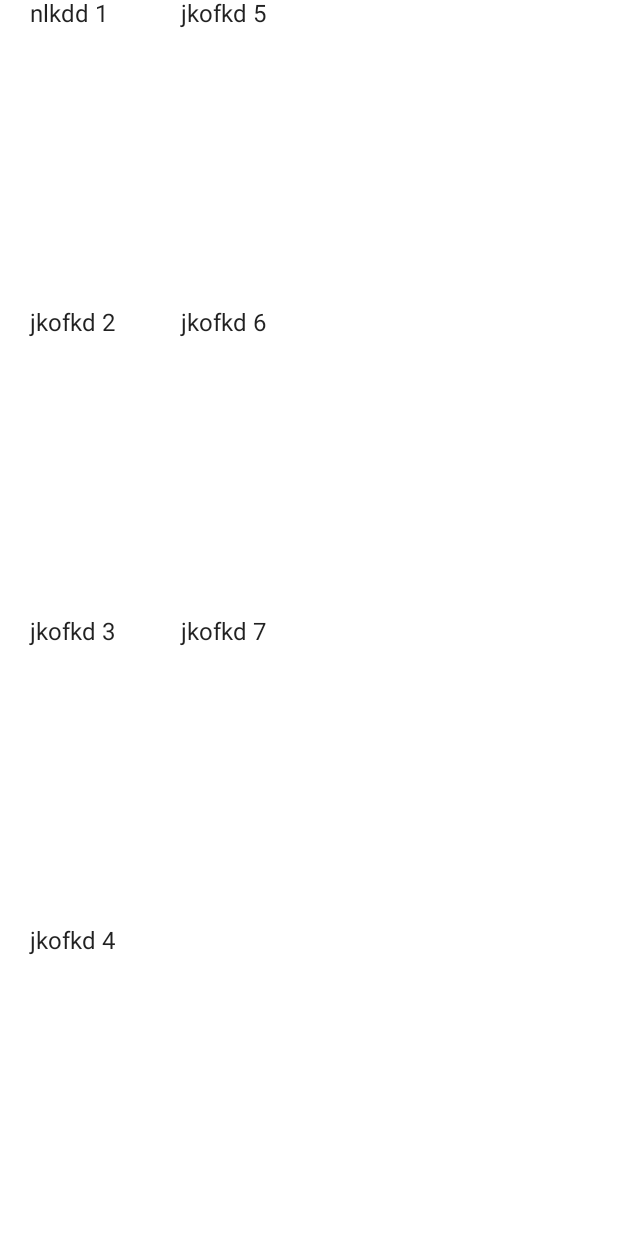
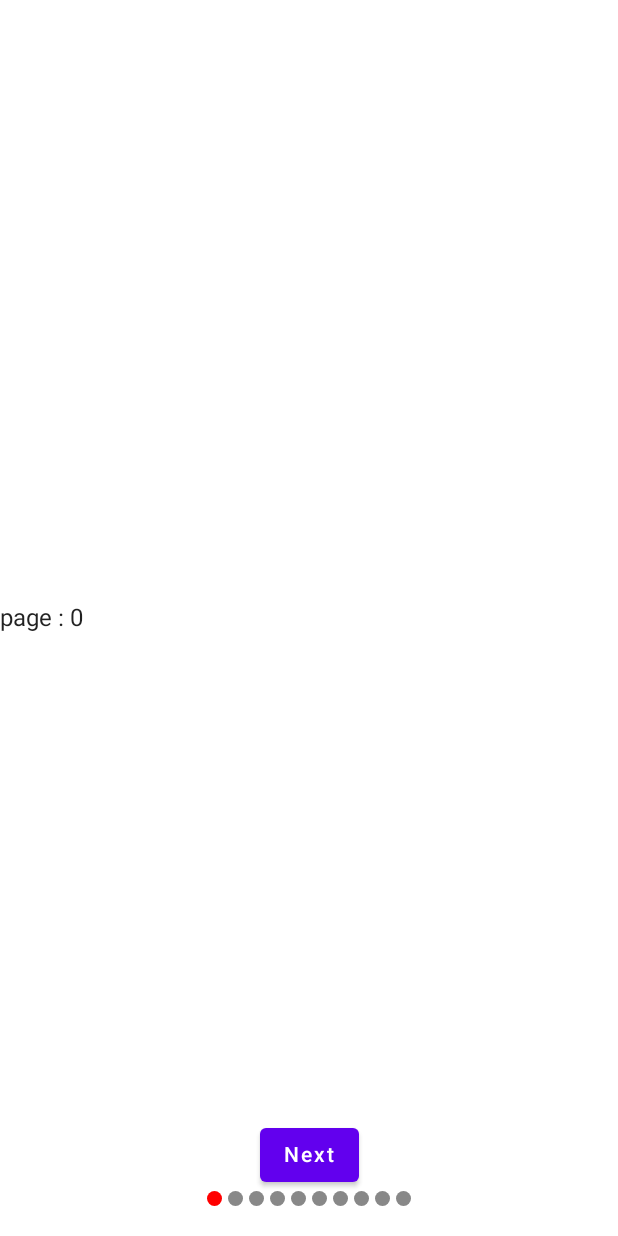
Before and after one commit to nameisjayant/compose-bootcamp, an Android app built with Jetpack Compose: the screen it shows after launch (MainActivity), on a phone screen of 412 x 824 dp. Run offline under Robolectric (Android 15) with nearby library versions, the phone set to English and light mode, and no system bars.

Commit message:
pager added

```diff
--- a/app/src/main/java/com/nameisjayant/composebootcampyt/MainActivity.kt
+++ b/app/src/main/java/com/nameisjayant/composebootcampyt/MainActivity.kt
@@ -7,6 +7,7 @@ import androidx.compose.foundation.layout.fillMaxSize
 import androidx.compose.material.MaterialTheme
 import androidx.compose.material.Surface
 import androidx.compose.ui.Modifier
+import com.nameisjayant.composebootcampyt.bootcamp.PagerScreen
 import com.nameisjayant.composebootcampyt.bootcamp.RecyclerViewLayout
 import com.nameisjayant.composebootcampyt.bootcamp.SpannableTextLayout
 import com.nameisjayant.composebootcampyt.bootcamp.TextFieldLayout
@@ -17,12 +18,11 @@ class MainActivity : ComponentActivity() {
         super.onCreate(savedInstanceState)
         setContent {
             ComposeBootcampYTTheme {
-                // A surface container using the 'background' color from the theme
                 Surface(
                     modifier = Modifier.fillMaxSize(),
                     color = MaterialTheme.colors.background
                 ) {
-                    RecyclerViewLayout()
+                    PagerScreen()
                 }
             }
         }
--- a/app/src/main/java/com/nameisjayant/composebootcampyt/bootcamp/Bootcamp_zero.kt
+++ b/app/src/main/java/com/nameisjayant/composebootcampyt/bootcamp/Bootcamp_zero.kt
@@ -48,4 +48,6 @@ fun BootCampOne() {
         Icon(imageVector = Icons.Default.Menu, contentDescription = "")
     }
 
+
+
 }
--- /dev/null
+++ b/app/src/main/java/com/nameisjayant/composebootcampyt/bootcamp/test.kt
@@ -0,0 +1,82 @@
+package com.nameisjayant.composebootcampyt.bootcamp
+
+import android.annotation.SuppressLint
+import androidx.compose.foundation.ExperimentalFoundationApi
+import androidx.compose.foundation.background
+import androidx.compose.foundation.layout.*
+import androidx.compose.foundation.pager.HorizontalPager
+import androidx.compose.foundation.pager.rememberPagerState
+import androidx.compose.foundation.shape.CircleShape
+import androidx.compose.material.Button
+import androidx.compose.material.Text
+import androidx.compose.runtime.Composable
+import androidx.compose.runtime.rememberCoroutineScope
+import androidx.compose.ui.Alignment
+import androidx.compose.ui.Alignment.Companion.CenterHorizontally
+import androidx.compose.ui.Modifier
+import androidx.compose.ui.graphics.Color
+import androidx.compose.ui.unit.dp
+import kotlinx.coroutines.launch
+
+
+@SuppressLint("CoroutineCreationDuringComposition")
+@OptIn(ExperimentalFoundationApi::class)
+@Composable
+fun PagerScreen() {
+
+    val pagerState = rememberPagerState()
+    val pageCount = 10
+    val scope = rememberCoroutineScope()
+
+    Box(modifier = Modifier.fillMaxSize()) {
+        HorizontalPager(
+            pageCount = pageCount, state = pagerState, modifier = Modifier
+                .align(
+                    Alignment.Center
+                )
+        ) {
+            Text(text = "page : $it", modifier = Modifier.align(Alignment.Center))
+        }
+        Column(
+            modifier = Modifier
+                .align(
+                    Alignment.BottomCenter
+                )
+                .padding(bottom = 20.dp)
+        ) {
+            Button(onClick = {
+                scope.launch {
+                    pagerState.animateScrollToPage(pagerState.currentPage + 1)
+                }
+            }, modifier = Modifier.align(CenterHorizontally)) {
+                Text("Next")
+            }
+            Row {
+                repeat(pageCount) {
+                    CustomIndicators(
+                        selected = pagerState.currentPage == it
+                    )
+                }
+            }
+        }
+
+    }
+
+
+}
+
+@Composable
+fun CustomIndicators(
+    selected: Boolean,
+    modifier: Modifier = Modifier
+) {
+    Box(
+        modifier = modifier
+            .padding(horizontal = 2.dp)
+            .background(
+                color = if (selected) Color.Red else Color.Gray,
+                shape = CircleShape
+            )
+            .size(10.dp)
+    )
+}
--- a/build.gradle
+++ b/build.gradle
@@ -1,10 +1,11 @@
 buildscript {
     ext {
-        compose_ui_version = '1.3.3'
+        compose_ui_version = '1.4.3'
+        nav_version = '2.5.3'
     }
 }// Top-level build file where you can add configuration options common to all sub-projects/modules.
 plugins {
     id 'com.android.application' version '7.4.1' apply false
     id 'com.android.library' version '7.4.1' apply false
-    id 'org.jetbrains.kotlin.android' version '1.8.10' apply false
+    id 'org.jetbrains.kotlin.android' version '1.8.21' apply false
 }
```
Also changed, not shown: app/build.gradle (+7 -5 lines).
